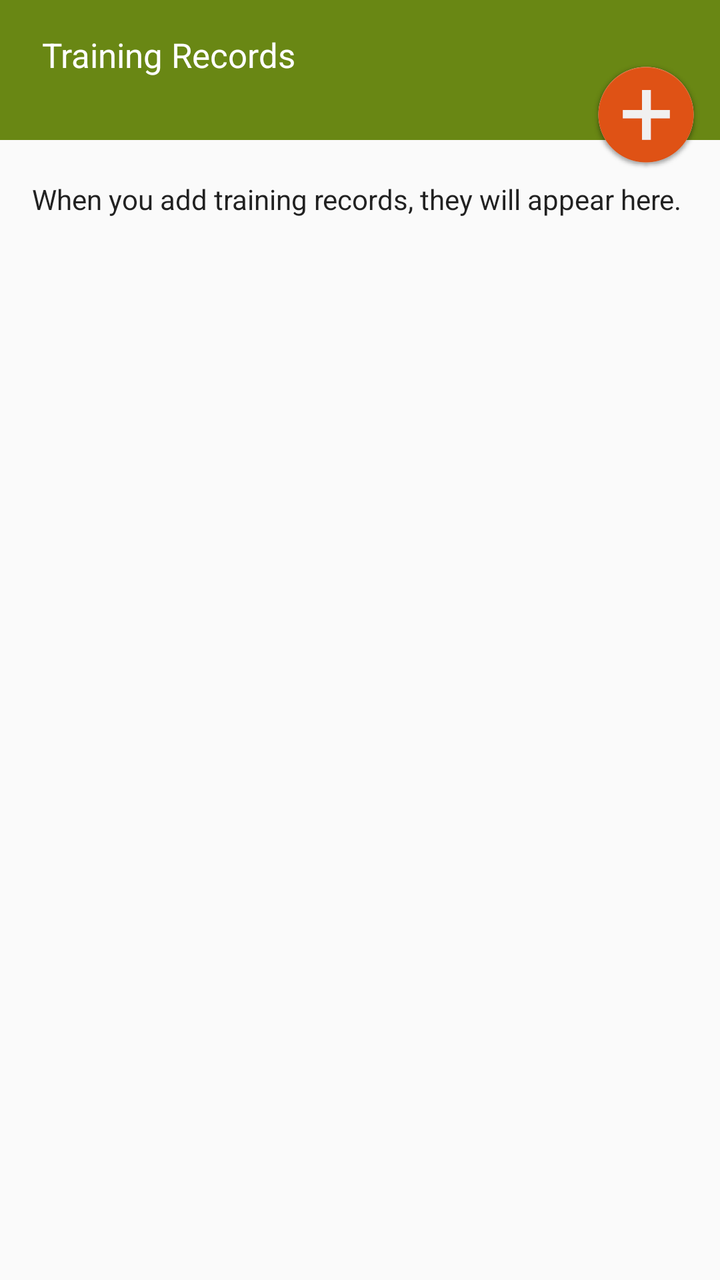
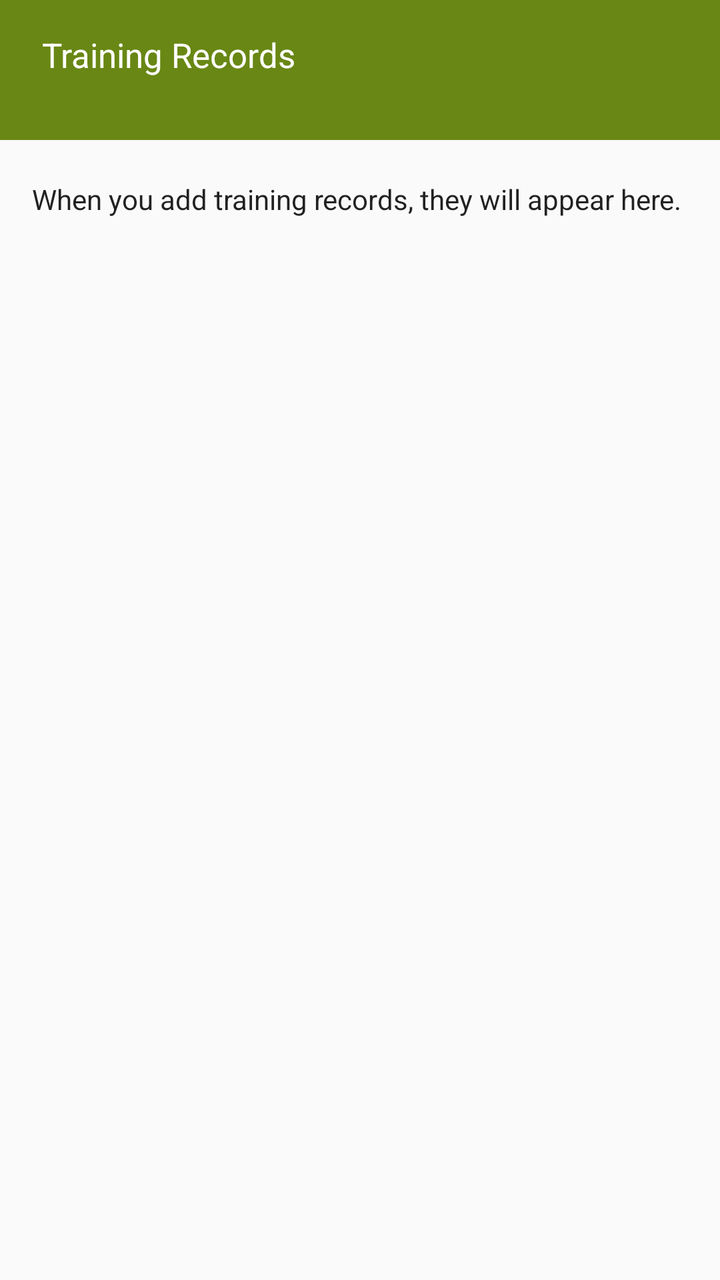

Compare the two renders of this Android layout. The source of the first and the diff that turns it into the second are given below.
<!-- AndroidManifest.xml: application theme AppCompactTheme -->
<!-- res/layout/activity_training_records.xml -->
<?xml version="1.0" encoding="utf-8"?>
<RelativeLayout xmlns:android="http://schemas.android.com/apk/res/android"
    xmlns:tools="http://schemas.android.com/tools"
    android:layout_width="match_parent"
    android:layout_height="match_parent"
    android:background="@color/ofis_page_background"
    tools:context="com.olam.digital.ofis.TrainingRecords">

    <ImageView
        android:layout_width="match_parent"
        android:layout_height="70dp"
        android:id="@+id/topSectionBackground"
        android:background="@color/ofis_farmer_screen_actions_background"
        android:contentDescription="@string/cd_topSectionColour" />


    
    <LinearLayout
        android:orientation="vertical"
        android:layout_width="match_parent"
        android:layout_height="match_parent"
        android:paddingTop="@dimen/activity_vertical_margin"
        android:paddingBottom="@dimen/activity_vertical_margin"
        android:layout_below="@+id/topSectionBackground">

        <TextView
            android:layout_width="match_parent"
            android:layout_height="wrap_content"
            android:id="@+id/notrainingrecordstext"
            android:paddingTop="@dimen/ofis_small_pad"
            android:paddingBottom="@dimen/ofis_small_pad"
            android:paddingLeft="@dimen/activity_horizontal_margin"
            android:paddingRight="@dimen/activity_horizontal_margin"
            android:textSize="@dimen/ofis_input_field_text"
            android:textColor="@color/ofis_text_field"
            android:text="@string/ofis_no_trainingrecords_text"
            />

        <ListView
            android:layout_width="match_parent"
            android:layout_height="match_parent"
            android:id="@+id/list"
            android:divider="@android:color/transparent"
            android:dividerHeight="0dp" />

    </LinearLayout>


    
    <LinearLayout
        android:orientation="horizontal"
        android:layout_width="match_parent"
        android:layout_height="wrap_content"
        android:id="@+id/topSection"
        android:baselineAligned="false"
        android:paddingBottom="0dp"
        android:layout_margin="0dp"
        android:weightSum="10">

        
        <LinearLayout
            android:orientation="vertical"
            android:layout_width="0dp"
            android:layout_height="wrap_content"
            android:layout_weight="8"
            android:paddingLeft="@dimen/activity_horizontal_margin"
            android:paddingTop="@dimen/activity_vertical_margin"
            android:paddingRight="@dimen/activity_horizontal_margin"
            android:paddingBottom="@dimen/activity_vertical_margin">

            <TextView
                android:layout_width="match_parent"
                android:layout_height="wrap_content"
                android:text="@string/TrainingRecordsTitle"
                android:id="@+id/ViewTrainingRecordsTitle"
                android:textColor="@color/ofis_base_font_white"
                android:paddingRight="0dp"
                android:paddingLeft="5dp"
                android:textSize="@dimen/ofis_large_text"
                android:maxLines="1" />

        </LinearLayout>
        
        <RelativeLayout
            android:orientation="horizontal"
            android:layout_width="0dp"
            android:layout_height="85dp"
            android:layout_weight="2"
            android:paddingTop="25dp"
            android:paddingLeft="0dp"
            android:paddingRight="10dp">

            <ImageButton
                android:layout_width="wrap_content"
                android:layout_height="wrap_content"
                android:id="@+id/addTrainingRecord"
                android:src="@drawable/ic_ofis_add"
                android:scaleType="center"
                android:background="@android:color/transparent"
                android:contentDescription="@string/Save"
                android:layout_alignParentBottom="true"
                android:layout_alignParentRight="true"
                />

        </RelativeLayout>

    </LinearLayout>

</RelativeLayout>
<!-- resources referenced by this layout -->
<resources>
  <color name="ofis_base_font_white">#ffffff</color>
  <color name="ofis_farmer_screen_actions_background">#698714</color>
  <color name="ofis_page_background">#fffafafa</color>
  <color name="ofis_text_field">#DE000000</color>
  <dimen name="activity_horizontal_margin">16dp</dimen>
  <dimen name="activity_vertical_margin">16dp</dimen>
  <dimen name="ofis_input_field_text">14sp</dimen>
  <dimen name="ofis_large_text">17sp</dimen>
  <dimen name="ofis_small_pad">4dp</dimen>
  <!-- drawable ic_ofis_add: png bitmap (drawable-hdpi, 4378 bytes) -->
  <string name="Save">Save</string>
  <string name="TrainingRecordsTitle">Training Records</string>
  <string name="cd_topSectionColour">Coloured background for section</string>
  <string name="ofis_no_trainingrecords_text">When you add training records, they will appear here.</string>
  <style name="AppCompactTheme" parent="Theme.AppCompat.Light">
          
          <item name="android:spinnerStyle">@android:style/Widget.Holo.Light.Spinner</item>
          <item name="android:spinnerItemStyle">@style/SpinnerItem</item>
          <item name="android:spinnerDropDownItemStyle">@style/SpinnerItem.DropDownItem</item>
          <item name="android:dropDownListViewStyle">@style/StandardSpinner</item>
          <item name="android:actionBarStyle">@style/AppTheme.ActionBarStyle</item>
      </style>
  <style name="SpinnerItem" parent="Widget.AppCompat.TextView.SpinnerItem">
          <item name="android:textColor">@color/ofis_base_font_white</item>
          <item name="android:textSize">@dimen/ofis_spinner_text</item>
      </style>
  <style name="SpinnerItem.DropDownItem" parent="Widget.AppCompat.Light.DropDownItem.Spinner">
          <item name="android:textColor">@color/ofis_text_field</item>
          <item name="android:background">@color/ofis_spinner_item_background</item>
      </style>
  <style name="StandardSpinner" parent="Widget.AppCompat.ListView.DropDown">
          <item name="android:dividerHeight">@dimen/ofis_spinner_itemseparator</item>
          <item name="android:divider">@color/ofis_spinner_divider</item>
      </style>
  <style name="AppTheme.ActionBarStyle" parent="Theme.AppCompat.Light">
          <item name="android:titleTextStyle">@style/AppTheme.ActionBar.TitleTextStyle</item>
      </style>
  <dimen name="ofis_spinner_text">14sp</dimen>
  <color name="ofis_spinner_item_background">@color/ofis_actionbar_background</color>
  <dimen name="ofis_spinner_itemseparator">1dp</dimen>
  <color name="ofis_spinner_divider">#ff333333</color>
  <style name="AppTheme.ActionBar.TitleTextStyle" parent="android:TextAppearance">
          <item name="android:textSize">@dimen/ofis_med_text</item>
      </style>
  <color name="ofis_actionbar_background">#dddddd</color>
  <dimen name="ofis_med_text">15sp</dimen>
</resources>

<!-- the commit's change to res/layout/activity_training_records.xml (unified diff, before → after) -->
@@ -1,5 +1,6 @@
 <?xml version="1.0" encoding="utf-8"?>
 <RelativeLayout xmlns:android="http://schemas.android.com/apk/res/android"
+    xmlns:app="http://schemas.android.com/apk/res-auto"
     xmlns:tools="http://schemas.android.com/tools"
     android:layout_width="match_parent"
     android:layout_height="match_parent"
@@ -94,7 +95,7 @@
                 android:layout_width="wrap_content"
                 android:layout_height="wrap_content"
                 android:id="@+id/addTrainingRecord"
-                android:src="@drawable/ic_ofis_add"
+                app:srcCompat="@drawable/ic_ofis_add"
                 android:scaleType="center"
                 android:background="@android:color/transparent"
                 android:contentDescription="@string/Save"
<!-- resource entries referenced after the edit -->
@@ -16,11 +16,13 @@
   <string name="ofis_no_trainingrecords_text">When you add training records, they will appear here.</string>
   <style name="AppCompactTheme" parent="Theme.AppCompat.Light">
           
-          <item name="android:spinnerStyle">@android:style/Widget.Holo.Light.Spinner</item>
+          <item name="spinnerStyle">@android:style/Widget.Holo.Light.Spinner</item>
           <item name="android:spinnerItemStyle">@style/SpinnerItem</item>
-          <item name="android:spinnerDropDownItemStyle">@style/SpinnerItem.DropDownItem</item>
-          <item name="android:dropDownListViewStyle">@style/StandardSpinner</item>
-          <item name="android:actionBarStyle">@style/AppTheme.ActionBarStyle</item>
+          <item name="spinnerDropDownItemStyle">@style/SpinnerItem.DropDownItem</item>
+          <item name="dropDownListViewStyle">@style/StandardSpinner</item>
+  
+          <item name="actionBarStyle">@style/AppTheme.ActionBarStyle</item>
+  
       </style>
   <style name="SpinnerItem" parent="Widget.AppCompat.TextView.SpinnerItem">
           <item name="android:textColor">@color/ofis_base_font_white</item>
@@ -28,23 +30,23 @@
       </style>
   <style name="SpinnerItem.DropDownItem" parent="Widget.AppCompat.Light.DropDownItem.Spinner">
           <item name="android:textColor">@color/ofis_text_field</item>
-          <item name="android:background">@color/ofis_spinner_item_background</item>
+          <item name="background">@color/ofis_spinner_item_background</item>
       </style>
   <style name="StandardSpinner" parent="Widget.AppCompat.ListView.DropDown">
           <item name="android:dividerHeight">@dimen/ofis_spinner_itemseparator</item>
-          <item name="android:divider">@color/ofis_spinner_divider</item>
+          <item name="divider">@color/ofis_spinner_divider</item>
       </style>
   <style name="AppTheme.ActionBarStyle" parent="Theme.AppCompat.Light">
-          <item name="android:titleTextStyle">@style/AppTheme.ActionBar.TitleTextStyle</item>
+          <item name="titleTextStyle">@style/AppTheme.ActionBar.TitleTextStyle</item>
       </style>
   <dimen name="ofis_spinner_text">14sp</dimen>
   <color name="ofis_spinner_item_background">@color/ofis_actionbar_background</color>
   <dimen name="ofis_spinner_itemseparator">1dp</dimen>
   <color name="ofis_spinner_divider">#ff333333</color>
   <style name="AppTheme.ActionBar.TitleTextStyle" parent="android:TextAppearance">
-          <item name="android:textSize">@dimen/ofis_med_text</item>
+          <item name="android:textSize">@dimen/ofis_large_text</item>
+          <item name="android:textStyle">bold</item>
       </style>
   <color name="ofis_actionbar_background">#dddddd</color>
-  <dimen name="ofis_med_text">15sp</dimen>
 </resources>
 
